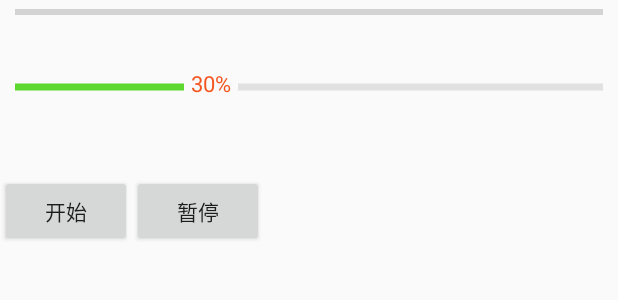
After one commit to YJwbp/AndroidStudy, an Android app: the layout activity_progress_bar_customed.xml on its own in the app's theme, with its tools: preview values and no code run, on a phone screen of 412 x 824 dp. The commit adds this screen. Shown: the top 300 px of the screen. Run offline under Robolectric (Android 15) with nearby library versions, the light colour scheme and no system bars.

Commit message:
增加带数字的彩色水平进度条

```diff
--- a/app/src/main/AndroidManifest.xml
+++ b/app/src/main/AndroidManifest.xml
@@ -24,6 +24,10 @@
             android:name=".activity.ShapeSelectorActivity_"
             android:label="@string/app_name" >
         </activity>
+        <activity
+            android:name=".activity.CustomProgressBarActivity_"
+            android:label="@string/app_name" >
+        </activity>
 
     </application>
 
--- /dev/null
+++ b/app/src/main/java/com/example/wbp/practice/activity/CustomProgressBarActivity.java
@@ -0,0 +1,91 @@
+package com.example.wbp.practice.activity;
+
+import android.app.Activity;
+import android.os.Debug;
+import android.os.Message;
+import android.util.Log;
+import android.widget.Button;
+
+import com.example.wbp.practice.R;
+import com.example.wbp.practice.views.HorizontalProgressBarWithNumber;
+
+import org.androidannotations.annotations.AfterViews;
+import org.androidannotations.annotations.Click;
+import org.androidannotations.annotations.EActivity;
+import org.androidannotations.annotations.ViewById;
+import android.os.Handler;
+import android.widget.ProgressBar;
+import android.widget.Toast;
+
+/**
+ * Created by new on 15/8/10.
+ */
+@EActivity(R.layout.activity_progress_bar_customed)
+public class CustomProgressBarActivity extends Activity {
+	@ViewById(R.id.progress_bar)
+	HorizontalProgressBarWithNumber mProgressBar;
+	@ViewById(R.id.btn_start)
+	Button btnStart;
+	@ViewById(R.id.btn_pause)
+	Button btnPause;
+	@ViewById(R.id.progress_bar_normal)
+	ProgressBar progressBar;
+
+	private int count = 0;
+	private static final int MSG_PROGRESS_UPDATE = 0x110;
+
+	@Click(R.id.btn_start)
+	void clickStart() {
+		mHandler.sendEmptyMessage(MSG_PROGRESS_UPDATE);
+//		horizontalProgressBarWithNumber.setProgress(0);
+//		progressBar.setProgress(0);
+//		Toast.makeText(this, "开始", Toast.LENGTH_SHORT).show();
+//		new Thread(new Runnable() {
+//			@Override
+//			public void run() {
+//				for (int i = 1; i < 101; i++) {
+//					count++;
+//					try {
+//						Thread.sleep(100);
+//					} catch (Exception e) {
+//						e.printStackTrace();
+//					}
+//					Message msg = new Message();
+//					msg.arg1 = count;
+//					handler.sendMessage(msg);
+//				}
+//				count =0;
+//			}
+//		}).start();
+	}
+	@Click(R.id.btn_pause)
+	void clickPause() {
+		Toast.makeText(this, "暂停", Toast.LENGTH_SHORT).show();
+	}
+
+//	Handler handler = new Handler() {
+//		@Override
+//		public void handleMessage(Message msg) {
+//			int progress = msg.arg1;
+//
+//			horizontalProgressBarWithNumber.setProgress(progress);
+//			Log.i("Progress 1: ", horizontalProgressBarWithNumber.getProgress() + "");
+//
+//			progressBar.setProgress(progress);
+//			Log.i("Progress 2: ", progressBar.getProgress() + "");
+//
+//		}
+//	};
+private Handler mHandler = new Handler() {
+	public void handleMessage(android.os.Message msg) {
+		int progress = mProgressBar.getProgress();
+		mProgressBar.setProgress(++progress);
+		progressBar.setProgress(++progress);
+		if (progress >= 100) {
+			mHandler.removeMessages(MSG_PROGRESS_UPDATE);
+
+		}
+		mHandler.sendEmptyMessageDelayed(MSG_PROGRESS_UPDATE, 100);
+	};
+};
+}
--- a/app/src/main/java/com/example/wbp/practice/activity/MainActivity.java
+++ b/app/src/main/java/com/example/wbp/practice/activity/MainActivity.java
@@ -29,7 +29,8 @@ public class MainActivity extends Activity {
 	private final String PKG_NAME = "com.example.wbp.practice.activity.";
 
 	// 以后添加新的Acitivity只需要在这里加入完整的类名即可
-	String [] activities = {"com.example.wbp.practice.activity.VideoPlayAcitivity_", "com.example.wbp.practice.activity.ShapeSelectorActivity_"};
+	String [] activities = {"com.example.wbp.practice.activity.VideoPlayAcitivity_", "com.example.wbp.practice.activity.ShapeSelectorActivity_",
+	"com.example.wbp.practice.activity.CustomProgressBarActivity_"};
 
 	@AfterViews
 	void afterViews() {
--- /dev/null
+++ b/app/src/main/java/com/example/wbp/practice/views/HorizontalProgressBarWithNumber.java
@@ -0,0 +1,183 @@
+package com.example.wbp.practice.views;
+
+import android.content.Context;
+import android.content.res.TypedArray;
+import android.graphics.Canvas;
+import android.graphics.Paint;
+import android.util.AttributeSet;
+import android.util.TypedValue;
+import android.widget.ProgressBar;
+
+import com.example.wbp.practice.R;
+
+/**
+ * Created by new on 15/8/10.
+ */
+public class HorizontalProgressBarWithNumber extends ProgressBar {
+
+	private static final int DEFAULT_TEXT_SIZE = 10;
+	private static final int DEFAULT_TEXT_COLOR = 0XFFFC00D1;
+	private static final int DEFAULT_COLOR_UNREACHED_COLOR = 0xFFd3d6da;
+	private static final int DEFAULT_HEIGHT_REACHED_PROGRESS_BAR = 2;
+	private static final int DEFAULT_HEIGHT_UNREACHED_PROGRESS_BAR = 2;
+	private static final int DEFAULT_SIZE_TEXT_OFFSET = 10;
+
+	protected Paint mPaint = new Paint();
+	protected int mTextColor = DEFAULT_TEXT_COLOR;
+	protected int mTextSize = sp2px(DEFAULT_TEXT_SIZE);
+
+	protected int mTextOffset = dp2px(DEFAULT_SIZE_TEXT_OFFSET);
+
+	protected int mReachedProgressBarHeight = dp2px(DEFAULT_HEIGHT_REACHED_PROGRESS_BAR);
+
+	protected int mReachedBarColor = DEFAULT_TEXT_COLOR;
+
+	protected int mUnReachedBarColor = DEFAULT_COLOR_UNREACHED_COLOR;
+
+	protected int mUnReachedProgressBarHeight = dp2px(DEFAULT_HEIGHT_UNREACHED_PROGRESS_BAR);
+
+	protected int mRealWidth;
+
+	protected boolean mIfDrawText = true;
+
+	protected static final int VISIBLE = 0;
+
+	public HorizontalProgressBarWithNumber(Context context, AttributeSet attrs)
+	{
+		this(context, attrs, 0);
+	}
+	public HorizontalProgressBarWithNumber(Context context, AttributeSet attrs, int defStyle) {
+		super(context, attrs, defStyle);
+
+		setHorizontalScrollBarEnabled(true);
+		// 读取自定义属性
+		obtainStyledAttributes(attrs);
+		// 设置画笔
+		mPaint.setTextSize(mTextSize);
+		mPaint.setColor(mTextColor);
+
+	}
+
+	private void obtainStyledAttributes(AttributeSet attrs) {
+		final TypedArray array = getContext().obtainStyledAttributes(attrs,
+				R.styleable.HorizontalProgressBarWithNumber);
+
+		mTextColor = array
+				.getColor(
+						R.styleable.HorizontalProgressBarWithNumber_progress_text_color,
+						DEFAULT_TEXT_COLOR);
+		mTextSize = (int) array
+				.getDimension(
+						R.styleable.HorizontalProgressBarWithNumber_progress_text_size,
+						DEFAULT_TEXT_SIZE);
+		mReachedBarColor = array
+				.getColor(
+						R.styleable.HorizontalProgressBarWithNumber_progress_reached_color,
+						mTextColor);
+		mUnReachedBarColor = array
+				.getColor(
+						R.styleable.HorizontalProgressBarWithNumber_progress_unreached_color,
+						DEFAULT_COLOR_UNREACHED_COLOR);
+		mReachedProgressBarHeight = (int) array
+				.getDimension(
+						R.styleable.HorizontalProgressBarWithNumber_progress_reached_bar_height,
+						mReachedProgressBarHeight);
+		mUnReachedProgressBarHeight = (int) array
+				.getDimension(
+						R.styleable.HorizontalProgressBarWithNumber_progress_unreached_bar_height,
+						mUnReachedProgressBarHeight);
+		mTextOffset = (int) array
+				.getDimension(
+						R.styleable.HorizontalProgressBarWithNumber_progress_text_offset,
+						mTextOffset);
+
+		int textVisible = array
+				.getInt(R.styleable.HorizontalProgressBarWithNumber_progress_text_visibility,
+						VISIBLE);
+		if (textVisible == INVISIBLE) {
+			mIfDrawText = false;
+		}
+		array.recycle();
+	}
+
+	// 我们所有的是属性比如进度条宽度都让用户自定义了，所以测量也需要稍微变一下
+	@Override
+	protected synchronized void onMeasure(int widthMeasureSpec,
+			int heightMeasureSpec) {
+		int heightMode = MeasureSpec.getMode(heightMeasureSpec);
+		if (heightMode != MeasureSpec.EXACTLY) {
+			float textHeight = (mPaint.descent() - mPaint.ascent());
+			int exceptHeight = (int) (getPaddingTop() + getPaddingBottom() + Math
+					.max(Math.max(mUnReachedProgressBarHeight,
+							mReachedProgressBarHeight), Math.abs(textHeight)));
+			// 这里设定为MeasureSpec.EXACTLY！！！否则进度不更新，或者不显示进度条
+			heightMeasureSpec = MeasureSpec.makeMeasureSpec(exceptHeight,
+					MeasureSpec.EXACTLY);
+		}
+		super.onMeasure(widthMeasureSpec, heightMeasureSpec);
+	}
+
+	@Override
+	protected synchronized void onDraw(Canvas canvas) {
+		canvas.save();
+		// 画笔平移到指定paddingLeft， getHeight() / 2位置，注意以后坐标都为以此为0，0
+		canvas.translate(getPaddingLeft(), getHeight() / 2);
+
+		boolean noNeedBg = false;
+		// 当前进度和总值的比例
+		float radio = getProgress() * 1.0f / getMax();
+		float progressPosX = (int) (mRealWidth * radio);
+		// 绘制的文本
+		String text = getProgress() + "%";
+
+		// 拿到字体的宽度和高度
+		float textWidth = mPaint.measureText(text);
+		float textHeight = (mPaint.descent() - mPaint.ascent());
+
+		// 如果达到最后，则未达到的进度条不需要绘制
+		if (progressPosX + textWidth > mRealWidth) {
+			progressPosX = mRealWidth - textWidth;
+			noNeedBg = true;
+		}
+
+		// 绘制已经达到的进度
+		float endX = progressPosX - mTextOffset / 2;
+		if (endX > 0) {
+			mPaint.setColor(mReachedBarColor);
+			mPaint.setStrokeWidth(mUnReachedProgressBarHeight);
+			canvas.drawLine(0, 0, endX, 0, mPaint);
+		}
+		// 绘制文本
+		if (mIfDrawText) {
+			mPaint.setColor(mTextColor);
+			// 注意绘制位置 mPaint.descent()
+			canvas.drawText(text, progressPosX, mPaint.descent(), mPaint);
+		}
+
+		// 绘制未达到的进度条
+		if (!noNeedBg) {
+			float start = progressPosX + mTextOffset / 2 + textWidth;
+			mPaint.setColor(mUnReachedBarColor);
+			mPaint.setStrokeWidth(mUnReachedProgressBarHeight);
+			canvas.drawLine(start, 0, mRealWidth, 0, mPaint);
+		}
+
+		canvas.restore();
+	}
+
+	@Override
+	protected void onSizeChanged(int w, int h, int oldw, int oldh) {
+		super.onSizeChanged(w, h, oldw, oldh);
+		mRealWidth = w - getPaddingRight() - getPaddingLeft();
+	}
+
+	protected int dp2px(int dpVal) {
+		return (int) TypedValue.applyDimension(TypedValue.COMPLEX_UNIT_DIP,
+				dpVal, getResources().getDisplayMetrics());
+	}
+	protected int sp2px(int spVal) {
+		return (int) TypedValue.applyDimension(TypedValue.COMPLEX_UNIT_SP,
+				spVal, getResources().getDisplayMetrics());
+
+	}
+}
--- /dev/null
+++ b/app/src/main/res/layout/activity_progress_bar_customed.xml
@@ -0,0 +1,47 @@
+<?xml version="1.0" encoding="utf-8"?>
+<RelativeLayout xmlns:android="http://schemas.android.com/apk/res/android"
+                xmlns:progress="http://schemas.android.com/apk/res-auto"
+                android:layout_width="match_parent"
+                android:layout_height="match_parent">
+    <ProgressBar
+        style="?android:attr/progressBarStyleHorizontal"
+        android:id="@+id/progress_bar_normal"
+        android:layout_width="match_parent"
+        android:layout_height="wrap_content"
+        android:layout_marginLeft="@dimen/progress_bar_margin_left"
+        android:layout_marginRight="@dimen/progress_bar_margin_right"
+        />
+    <com.example.wbp.practice.views.HorizontalProgressBarWithNumber
+        android:id="@+id/progress_bar"
+        android:layout_width="match_parent"
+        android:layout_height="wrap_content"
+        android:progress="30"
+        android:layout_marginLeft="@dimen/progress_bar_margin_left"
+        android:layout_marginRight="@dimen/progress_bar_margin_right"
+        android:layout_marginTop="@dimen/progress_bar_margin_top"
+        progress:progress_unreached_color="@color/bg_black_10"
+        progress:progress_reached_color="@color/color_item_2"
+        progress:progress_text_color="@color/color_item_4"
+        progress:progress_reached_bar_height="@dimen/progress_reached_bar_height"
+        progress:progress_unreached_bar_height="@dimen/progress_unreached_bar_height"
+        progress:progress_text_size="@dimen/progress_text_size"
+        />
+    <Button
+        android:id="@+id/btn_start"
+        android:layout_width="wrap_content"
+        android:layout_height="wrap_content"
+        android:layout_marginTop="@dimen/progress_bar_margin_top"
+        android:layout_below="@+id/progress_bar"
+        android:text="@string/txt_start"/>
+    <Button
+        android:id="@+id/btn_pause"
+        android:layout_width="wrap_content"
+        android:layout_height="wrap_content"
+        android:layout_marginTop="@dimen/progress_bar_margin_top"
+        android:layout_below="@+id/progress_bar"
+        android:layout_toRightOf="@+id/btn_start"
+        android:text="@string/txt_pause"/>
+
+
+
+</RelativeLayout>
--- a/app/src/main/res/values/attrs.xml
+++ b/app/src/main/res/values/attrs.xml
@@ -4,4 +4,23 @@
         <attr name="shapeColor" format="color" />
         <attr name="displayShapeName" format="boolean" />
     </declare-styleable>
+
+    <declare-styleable name="HorizontalProgressBarWithNumber">
+        <attr name="progress_unreached_color" format="color" />
+        <attr name="progress_reached_color" format="color" />
+        <attr name="progress_reached_bar_height" format="dimension" />
+        <attr name="progress_unreached_bar_height" format="dimension" />
+        <attr name="progress_text_size" format="dimension" />
+        <attr name="progress_text_color" format="color" />
+        <attr name="progress_text_offset" format="dimension" />
+        <attr name="progress_text_visibility" format="enum">
+            <enum name="visible" value="0"/>
+            <enum name="invisible" value="1"/>
+        </attr>
+    </declare-styleable>
+
+    <declare-styleable name="RoundProgressBarWidthNumber">
+        <attr name="radius" format="dimension" />
+    </declare-styleable>
+
 </resources>
--- a/app/src/main/res/values/dimens.xml
+++ b/app/src/main/res/values/dimens.xml
@@ -8,4 +8,10 @@
     <dimen name="item_height">51dp</dimen>
     <dimen name="item_font_size">25sp</dimen>
     <dimen name="title_font_size">40sp</dimen>
+    <dimen name="progress_bar_margin_top">50dp</dimen>
+    <dimen name="progress_bar_margin_left">10dp</dimen>
+    <dimen name="progress_bar_margin_right">10dp</dimen>
+    <dimen name="progress_reached_bar_height">8dp</dimen>
+    <dimen name="progress_unreached_bar_height">5dp</dimen>
+    <dimen name="progress_text_size">15sp</dimen>
 </resources>
--- a/app/src/main/res/values/strings.xml
+++ b/app/src/main/res/values/strings.xml
@@ -4,4 +4,7 @@
     <string name="hello_world">Hello world!</string>
     <string name="action_settings">Settings</string>
     <string name="title">Demo List</string>
+<!--进度条相关-->
+    <string name="txt_start">开始</string>
+    <string name="txt_pause">暂停</string>
 </resources>
```
Also changed, not shown: 2 other files.
